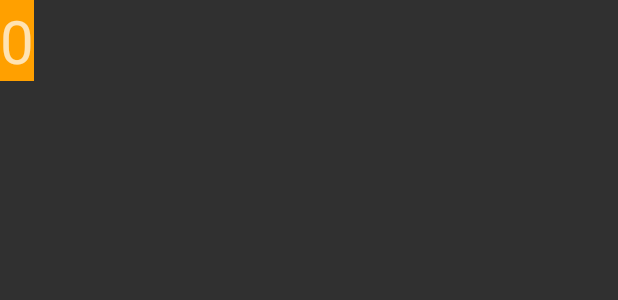
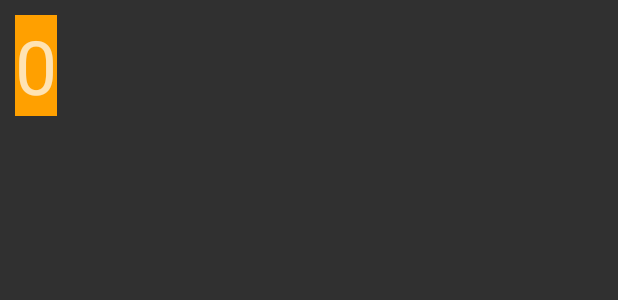
Before and after one commit to bkatya2001/HW_Android_TP, an Android app: the layout rv_layout.xml on its own in the app's theme, with its tools: preview values and no code run, on a phone screen of 412 x 824 dp. Shown: the top 300 px of the screen. Run offline under Robolectric (Android 15) with nearby library versions, the phone set to English and light mode, and no system bars.

```diff
--- a/app/src/main/java/bolshakova/ekaterina/hw_android_tp/NumFragment.java
+++ b/app/src/main/java/bolshakova/ekaterina/hw_android_tp/NumFragment.java
@@ -1,5 +1,6 @@
 package bolshakova.ekaterina.hw_android_tp;
 
+import android.graphics.Color;
 import android.os.Bundle;
 
 import android.app.Fragment;
@@ -11,12 +12,14 @@ import android.widget.TextView;
 
 public class NumFragment extends Fragment {
     String num;
+    int color;
     public NumFragment() {
         // Required empty public constructor
     }
 
-    public void SetArguments(String _num) {
+    public void SetArguments(String _num, int _color) {
         num = _num;
+        color = _color;
     }
 
     @Override
@@ -30,6 +33,7 @@ public class NumFragment extends Fragment {
         View view = inflater.inflate(R.layout.fragment_num, container, false);
         TextView tv = view.findViewById(R.id.num_tv);
         tv.setText(num);
+        tv.setTextColor(color);
         return view;
     }
 }
--- a/app/src/main/java/bolshakova/ekaterina/hw_android_tp/RVFragment.java
+++ b/app/src/main/java/bolshakova/ekaterina/hw_android_tp/RVFragment.java
@@ -95,7 +95,7 @@ public class RVFragment extends Fragment {
                 @Override
                 public void onClick(View v) {
                     NumFragment nf = new NumFragment();
-                    nf.SetArguments(((TextView) v.findViewById(R.id.info_text)).getText().toString());
+                    nf.SetArguments(((TextView) v.findViewById(R.id.info_text)).getText().toString(), ((TextView) v.findViewById(R.id.info_text)).getCurrentTextColor());
                     getFragmentManager().beginTransaction()
                             .replace(R.id.fr_container, nf)
                             .addToBackStack(NumFragment.class.getSimpleName()).commit();
--- a/app/src/main/res/layout/rv_layout.xml
+++ b/app/src/main/res/layout/rv_layout.xml
@@ -1,14 +1,15 @@
 <?xml version="1.0" encoding="utf-8"?>
 <RelativeLayout xmlns:android="http://schemas.android.com/apk/res/android"
     android:layout_width="match_parent"
-    android:layout_height="match_parent">
+    android:layout_height="wrap_content">
 
     <TextView
         android:id="@+id/info_text"
         android:layout_width="wrap_content"
         android:layout_height="wrap_content"
+        android:layout_margin="10dp"
         android:text="@string/zero_num"
-        android:textSize="40dp"
+        android:textSize="50dp"
         android:background="@color/colorAccent"/>
 
 </RelativeLayout>
```
